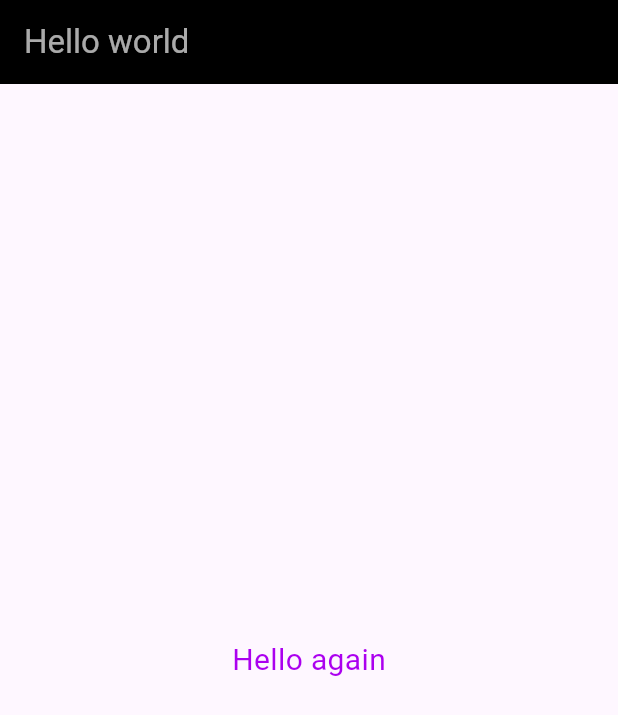
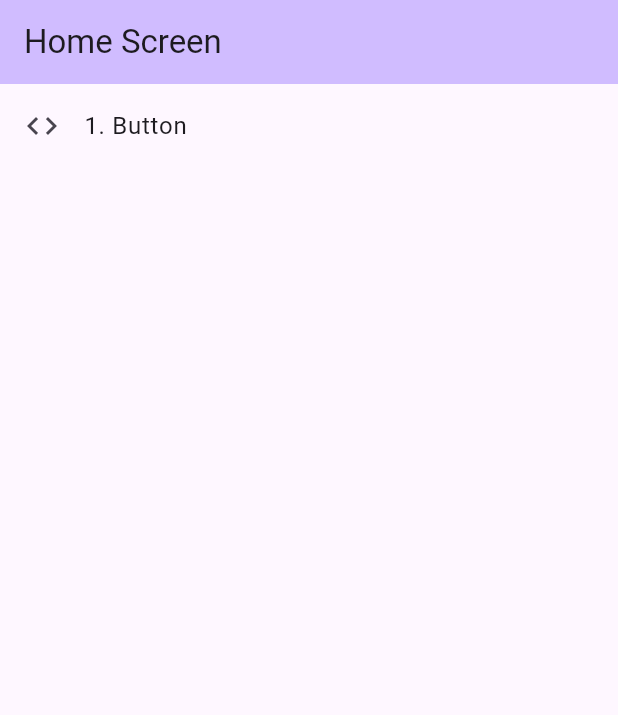
Before and after one commit to dreadedLines/flutter_demo, a Flutter app: the screen it shows after launch, on a phone screen of 412 x 824 dp. Shown: the top 715 px of the screen. Run offline on Flutter 3.47's test engine with Material 3 defaults, Android fonts, the phone set to English and light mode, and no system bars.

Commit message:
Add second screen

```diff
--- a/lib/main.dart
+++ b/lib/main.dart
@@ -1,4 +1,5 @@
 import 'package:flutter/material.dart';
+import './dart_demo_screen.dart';
 
 void main() {
     runApp(FlutterDemoApp());
@@ -18,14 +19,29 @@ class HomeScreen extends StatelessWidget {
 
   @override
   Widget build(BuildContext context) {
-    return Scaffold(appBar: AppBar(title: Text("Hello world"), backgroundColor: Color(0xFF000000), foregroundColor: Color(0xAAFFFFFF),), body: Center(child: Text("Hello again", style: const TextStyle(color: Color(0xFFAB00EF), fontFamily: "Roboto", fontSize: 20, shadows: [
-      BoxShadow(
-        color: Color.fromRGBO(0, 0, 0, 0.2),
-        blurRadius: 20,
-        spreadRadius: -7,
-        offset: Offset(0, 60),
-      )
-  ]) ),) ,);
+    return Scaffold(
+      appBar: AppBar(
+        title: const Text("Home Screen"),
+        backgroundColor: Theme.of(context).colorScheme.inversePrimary,
+      ),
+      // A ListView for your items
+      body: ListView(
+        children: [
+          // The single list item requested
+          ListTile(
+            title: const Text("1. Button"),
+            leading: const Icon(Icons.code), // Optional: adds a little icon
+            onTap: () {
+              // Navigate to the new screen defined in the other file
+              Navigator.push(
+                context,
+                MaterialPageRoute(builder: (context) => const DartDemoScreen()),
+              );
+            },
+          ),
+        ],
+      ),
+    );
   }
 }
 
```
Also changed, not shown: lib/dart_demo_screen.dart (added, +54 -0 lines).
